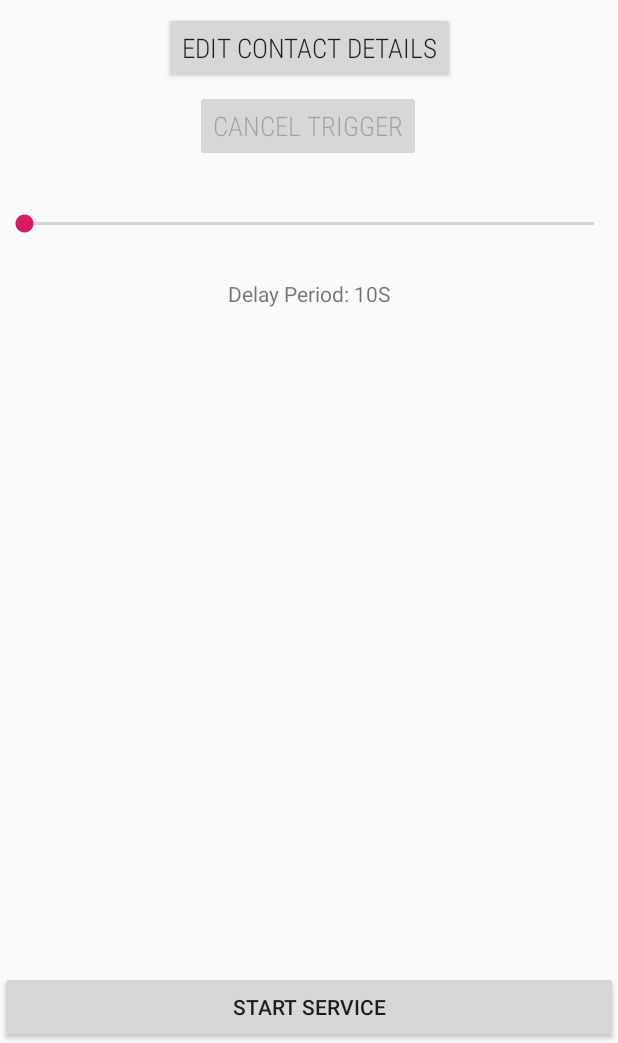
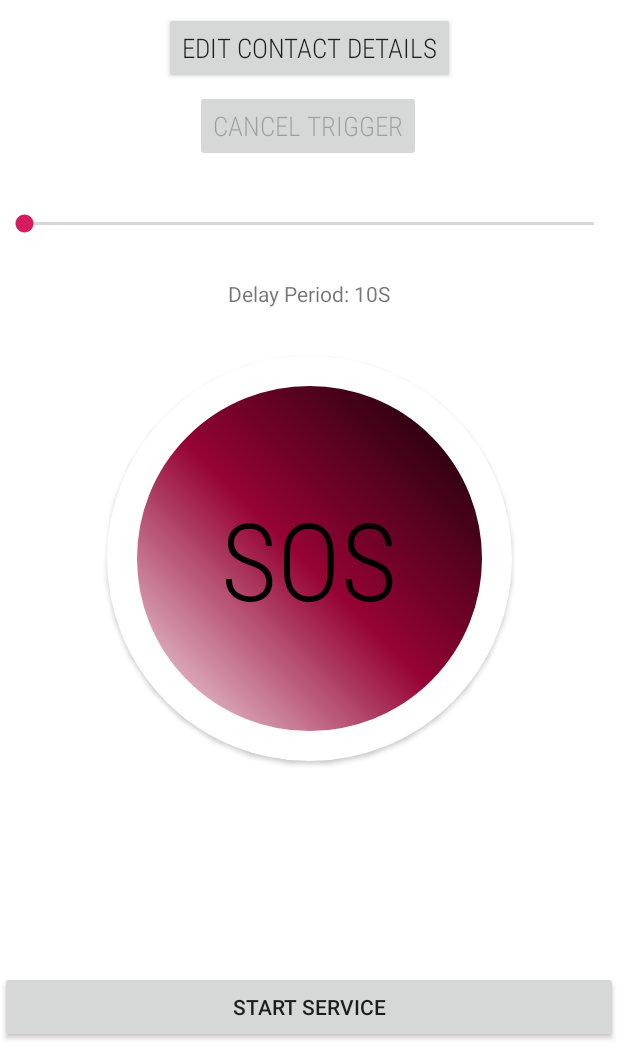
Before and after one commit to vigneshvc/AidYou, an Android app: the MainActivity screen opened directly, with no data from a screen before it, on a phone screen of 412 x 824 dp, the part 193-1236 px from its top. Run offline under Robolectric (Android 15) with nearby library versions, the phone set to English and light mode, and no system bars; 1 statement that could not run was skipped.

Commit message:
updated Final

```diff
--- a/app/src/main/java/com/saveetha/aidyou/FallDetection.java
+++ b/app/src/main/java/com/saveetha/aidyou/FallDetection.java
@@ -47,7 +47,7 @@ public class FallDetection extends Service implements SensorEventListener {
     public void onCreate() {
         super.onCreate();
         Log.i("FallDetection", "Started");
-        Toast.makeText(this, "Service started", Toast.LENGTH_LONG).show();
+        Toast.makeText(this, "Service started", Toast.LENGTH_SHORT).show();
 
         sensorManager = (SensorManager) getSystemService(Context.SENSOR_SERVICE);
         sensorAccelerometer = sensorManager.getDefaultSensor(Sensor.TYPE_ACCELEROMETER);
@@ -161,7 +161,7 @@ public class FallDetection extends Service implements SensorEventListener {
     public void onDestroy() {
         super.onDestroy();
         Log.i("FallDetection","Stopped");
-        Toast.makeText(this,"Service Stopped",Toast.LENGTH_LONG).show();
+        Toast.makeText(this,"Service Stopped",Toast.LENGTH_SHORT).show();
         sensorManager.unregisterListener(this);
         sharedPreferences.edit().putBoolean("ServiceOn",false).apply();
     }
--- a/app/src/main/java/com/saveetha/aidyou/MainActivity.java
+++ b/app/src/main/java/com/saveetha/aidyou/MainActivity.java
@@ -3,26 +3,35 @@ import androidx.appcompat.app.AppCompatActivity;
 import androidx.core.app.ActivityCompat;
 import androidx.core.content.ContextCompat;
 import android.Manifest;
+import android.content.Context;
 import android.content.Intent;
 import android.content.SharedPreferences;
 import android.content.pm.PackageManager;
+import android.location.Location;
+import android.location.LocationManager;
 import android.os.Bundle;
 import android.os.Handler;
+import android.telephony.SmsManager;
 import android.util.Log;
 import android.view.View;
 import android.widget.Button;
 import android.widget.SeekBar;
 import android.widget.TextView;
+import android.widget.Toast;
 
 import java.util.Timer;
 import java.util.TimerTask;
 
 public class MainActivity extends AppCompatActivity implements View.OnClickListener{
 
-    Button editContactDetails,serviceButton,cancelTrigger,resetButton;
+    Button editContactDetails,serviceButton,cancelTrigger,resetButton,sosbutton;
     SeekBar delaySeekbar;
     SharedPreferences sharedPreferences;
     TextView tv;
+    LocationManager locationManager;
+    String alertMessage;
+    Location location;
+    SmsManager smsManager;
     private Handler mHandler;
     @Override
     protected void onCreate(Bundle savedInstanceState) {
@@ -33,6 +42,7 @@ public class MainActivity extends AppCompatActivity implements View.OnClickListe
         }
         setContentView(R.layout.activity_main);
 
+        locationManager = (LocationManager) getSystemService(Context.LOCATION_SERVICE);
         mHandler = new Handler();
     }
 
@@ -78,6 +88,27 @@ public class MainActivity extends AppCompatActivity implements View.OnClickListe
             }
         });
 
+        sosbutton = findViewById(R.id.sosbutton);
+        sosbutton.setOnClickListener(new View.OnClickListener(){
+            @Override
+            public void onClick(View v){
+                Log.e("Main Activity","SOS Button Triggered");
+                Toast.makeText(MainActivity.this,"SOS Sent",Toast.LENGTH_LONG).show();
+                alertMessage = "Help! I am in danger!";
+                location=getLocation();
+                if(location==null){
+                    alertMessage+=" My location is disabled! Contact me ASAP";
+                }else{
+                    // https://www.google.com/maps/search/?api=1&query=47.5951518,-122.3316393
+                    alertMessage+=" My location is "+location.getLatitude()+","+location.getLongitude()+", Click on the link- https://www.google.com/maps/search/?api=1&query="+location.getLatitude()+","+
+                            location.getLongitude();
+                }
+                smsManager = SmsManager.getDefault();
+                smsManager.sendTextMessage(sharedPreferences.getString("EmergencyNum1","9999999990"),null,alertMessage,null,null);
+                smsManager.sendTextMessage(sharedPreferences.getString("EmergencyNum2","9999999990"),null,alertMessage,null,null);
+                smsManager.sendTextMessage(sharedPreferences.getString("EmergencyNum3","9999999990"),null,alertMessage,null,null);
+            }
+        });
         editContactDetails=findViewById(R.id.editContactDetails);
         editContactDetails.setOnClickListener(new View.OnClickListener() {
             @Override
@@ -133,6 +164,21 @@ public class MainActivity extends AppCompatActivity implements View.OnClickListe
         });
         startProgress();
     }
+    Location getLocation() {
+        if (ActivityCompat.checkSelfPermission(this, Manifest.permission.ACCESS_FINE_LOCATION) != PackageManager.PERMISSION_GRANTED && ActivityCompat.checkSelfPermission(this, Manifest.permission.ACCESS_COARSE_LOCATION) != PackageManager.PERMISSION_GRANTED) {
+            // TODO: Consider calling
+            //    ActivityCompat#requestPermissions
+            // here to request the missing permissions, and then overriding
+            //   public void onRequestPermissionsResult(int requestCode, String[] permissions,
+            //                                          int[] grantResults)
+            // to handle the case where the user grants the permission. See the documentation
+            // for ActivityCompat#requestPermissions for more details.
+
+            return null;
+        }
+        return locationManager.getLastKnownLocation(LocationManager.GPS_PROVIDER);
+
+    }
     private void startProgress() {
 //      New thread to perform background operation
         new Thread(new Runnable() {
--- /dev/null
+++ b/app/src/main/res/drawable-v24/buttonshape.xml
@@ -0,0 +1,28 @@
+<?xml version="1.0" encoding="utf-8"?>
+<shape xmlns:android="http://schemas.android.com/apk/res/android" android:shape="rectangle" >
+    <corners
+        android:radius="1000sp"
+        />
+    <gradient
+        android:angle="45"
+        android:centerX="49%"
+        android:centerColor="#960334"
+        android:startColor="#FFFFFF"
+        android:endColor="#000000"
+        android:type="linear"
+        />
+    <padding
+        android:left="0dp"
+        android:top="0dp"
+        android:right="0dp"
+        android:bottom="0dp"
+        />
+    <size
+        android:width="270dp"
+        android:height="270dp"
+        />
+    <stroke
+        android:width="20dp"
+        android:color="#FFFFFF"
+        />
+</shape>
--- a/app/src/main/res/layout/activity_main.xml
+++ b/app/src/main/res/layout/activity_main.xml
@@ -4,7 +4,9 @@
     xmlns:tools="http://schemas.android.com/tools"
     android:layout_width="match_parent"
     android:layout_height="match_parent"
+    android:background="@drawable/ic_launcher_background"
     tools:context=".MainActivity">
+
     <TextView
         android:id="@+id/textView"
         android:layout_width="wrap_content"
@@ -82,4 +84,20 @@
         app:layout_constraintEnd_toEndOf="parent"
         app:layout_constraintTop_toTopOf="parent" />
 
+    <Button
+        android:id="@+id/sosbutton"
+        android:layout_width="wrap_content"
+        android:layout_height="wrap_content"
+        android:layout_marginTop="32dp"
+        android:background="@drawable/buttonshape"
+        android:fontFamily="sans-serif-condensed-light"
+        android:shadowDx="15"
+        android:shadowDy="20"
+        android:text="SOS"
+        android:textColor="#000000"
+        android:textSize="72sp"
+        app:layout_constraintEnd_toEndOf="parent"
+        app:layout_constraintStart_toStartOf="parent"
+        app:layout_constraintTop_toBottomOf="@+id/displayDelay" />
+
 </androidx.constraintlayout.widget.ConstraintLayout>
```
Also changed, not shown: app/src/main/res/drawable-v24/background.jpg (added).
